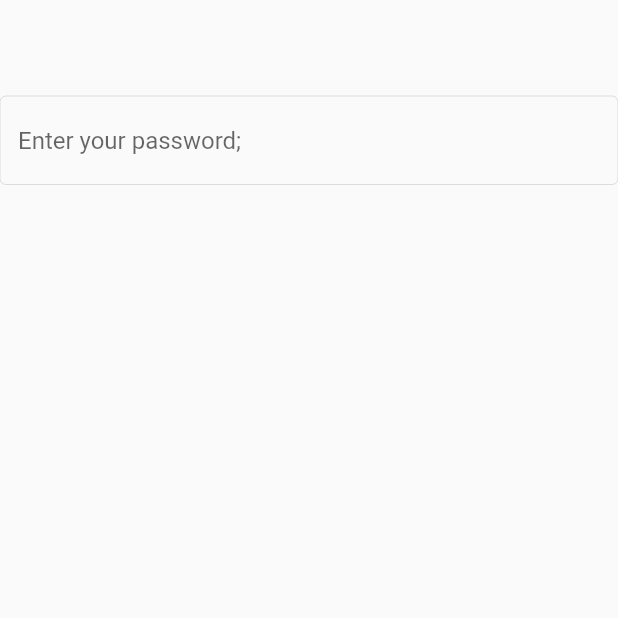
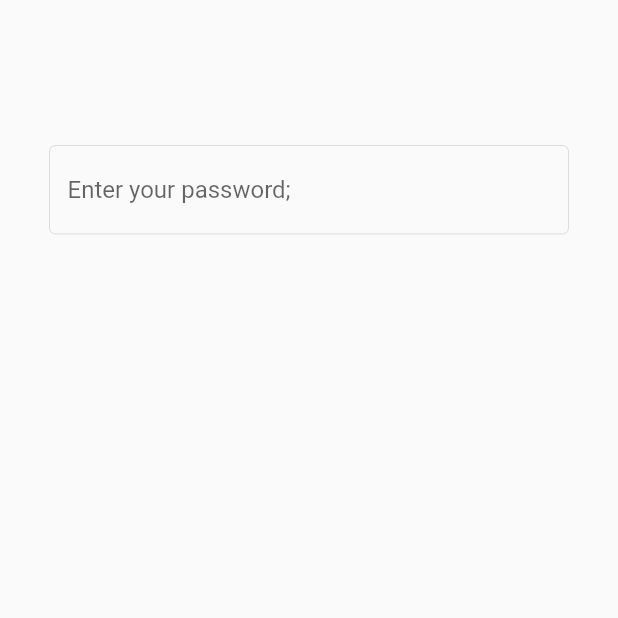
Before and after one commit to Ayat24/flower_app, a Flutter app: the screen it shows after launch, on a phone screen of 412 x 824 dp, the top half of it. Run offline on Flutter 3.47's test engine with Material 2 defaults, Android fonts, the phone set to English and light mode, and no system bars; missing offline and left inert: dart:html.

Commit message:
add padding

```diff
--- a/lib/pages/login.dart
+++ b/lib/pages/login.dart
@@ -9,6 +9,8 @@ class login extends StatelessWidget {
   Widget build(BuildContext context) {
     return Scaffold(
       body: Center(
+        child: Padding(
+          padding: const EdgeInsets.all(33.0),
           child: Column(
             // ignore: prefer_const_literals_to_create_immutables
             children: [
@@ -31,6 +33,7 @@ class login extends StatelessWidget {
             ],
           ),
         ),
+      ),
     );
   }
 }
```
Lines whose indentation alone changed are shown as unchanged.
